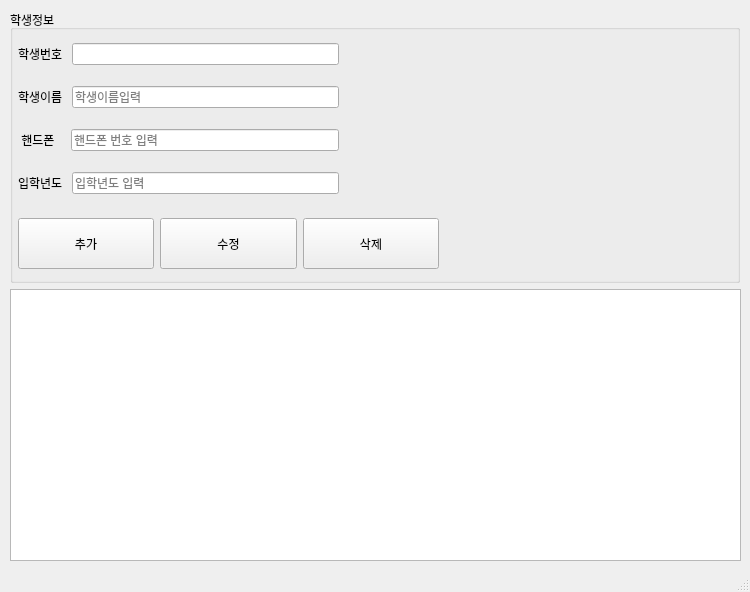
park0609/JAVA-database-2025-, file toyproject/Studentdb.ui: the form before one commit.
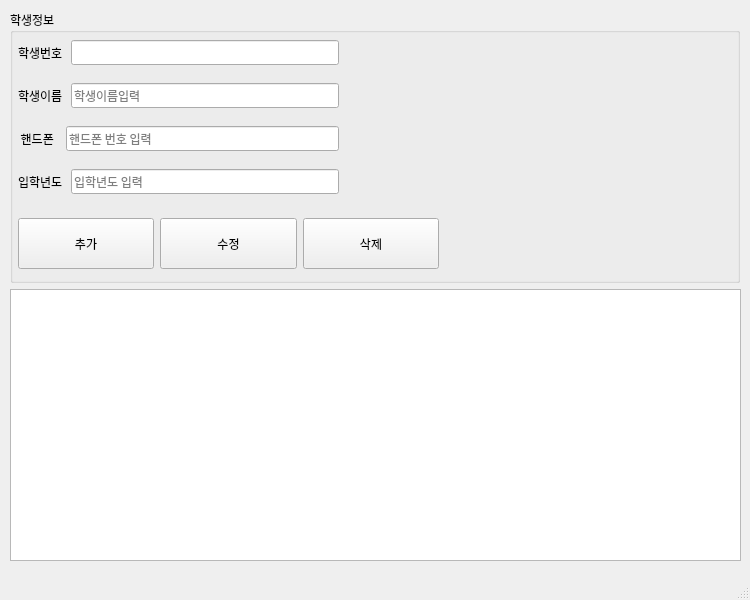
The form after the commit.

Commit message: 8일차 커밋

```diff
--- a/toyproject/Studentdb.ui
+++ b/toyproject/Studentdb.ui
@@ -7,15 +7,26 @@
     <x>0</x>
     <y>0</y>
     <width>750</width>
-    <height>592</height>
+    <height>600</height>
    </rect>
   </property>
+  <property name="minimumSize">
+   <size>
+    <width>750</width>
+    <height>600</height>
+   </size>
+  </property>
   <property name="maximumSize">
    <size>
     <width>750</width>
     <height>600</height>
    </size>
   </property>
+  <property name="font">
+   <font>
+    <family>D2Coding</family>
+   </font>
+  </property>
   <property name="windowTitle">
    <string>MainWindow</string>
   </property>
@@ -106,7 +117,7 @@
              <item>
               <widget class="QLabel" name="label_3">
                <property name="text">
-                <string> 핸드폰   </string>
+                <string> 핸드폰  </string>
                </property>
               </widget>
              </item>
```
Left out of the diff: 8 changed lines with no effect on the pictures. The commit also changes 2 other files.
